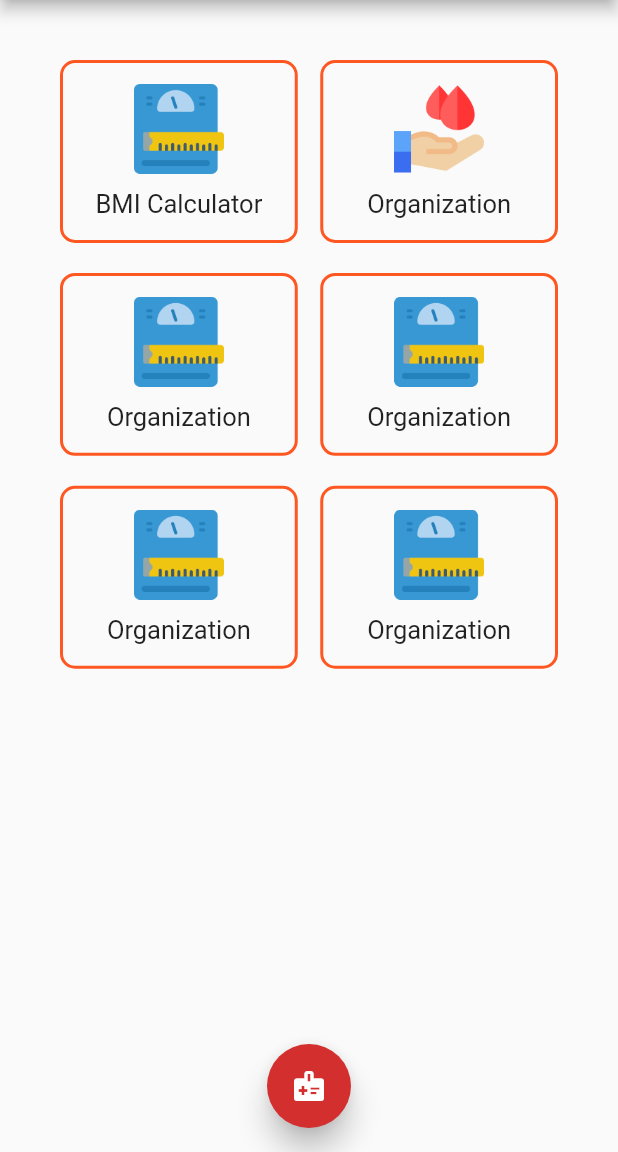
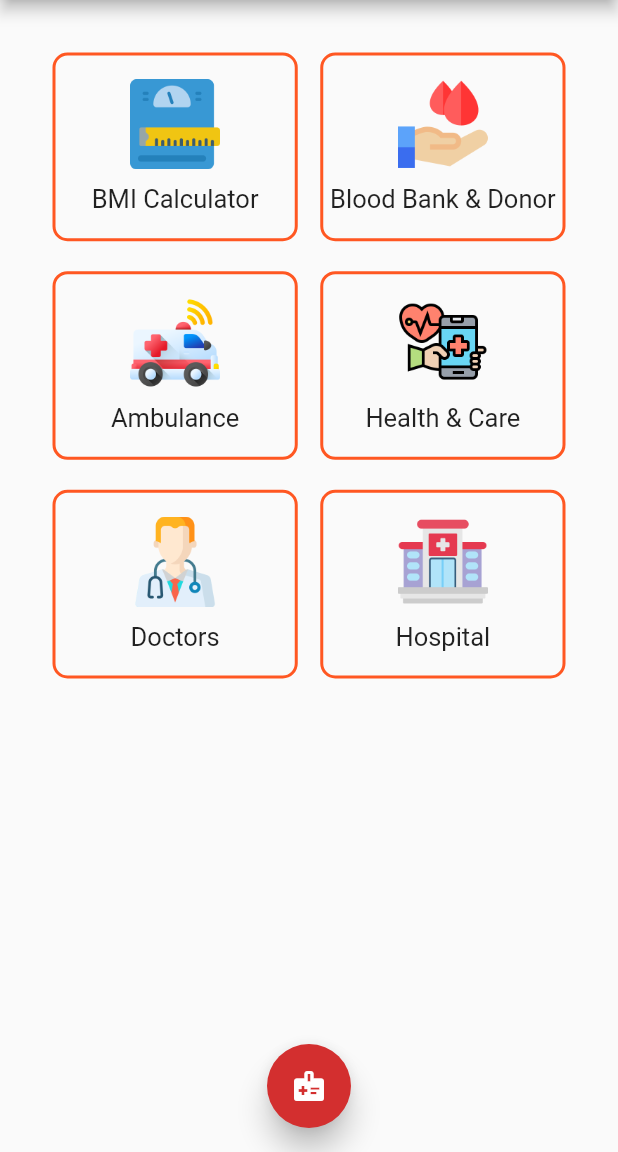
Before and after one commit to marufahmedofficial/MediTech_project_UITS, a Flutter app: the screen it shows after launch, on a phone screen of 412 x 824 dp, the part 84-1236 px from its top. Run offline on Flutter 3.47's test engine with Material 2 defaults, Android fonts, the phone set to English and light mode, and no system bars.

Commit message:
homepage working and adding

```diff
--- a/lib/pages/homepage.dart
+++ b/lib/pages/homepage.dart
@@ -70,8 +70,9 @@ class _HomePageState extends State<HomePage> {
           // //     )
           // // ),
           child: Padding(
-            padding: const EdgeInsets.all(40.0),
+            padding: const EdgeInsets.all(35.0),
             child: Container(
+
               height: 600,
               child: GridView.count(
                 crossAxisCount: 2,
@@ -84,19 +85,19 @@ class _HomePageState extends State<HomePage> {
                     name: 'BMI Calculator'
                   ),_pageadd(
                      image: 'assets/images/blood-donation.png',
-                    name: 'Organization'
+                    name: 'Blood Bank & Donor'
                   ),_pageadd(
-                     image: 'assets/images/bmi.png',
-                    name: 'Organization'
+                     image: 'assets/images/ambulance.png',
+                    name: 'Ambulance'
                   ),_pageadd(
-                     image: 'assets/images/bmi.png',
-                    name: 'Organization'
+                     image: 'assets/images/health.png',
+                    name: 'Health & Care'
                   ),_pageadd(
-                     image: 'assets/images/bmi.png',
-                    name: 'Organization'
+                     image: 'assets/images/doctor.png',
+                    name: 'Doctors'
                   ),_pageadd(
-                     image: 'assets/images/bmi.png',
-                    name: 'Organization'
+                     image: 'assets/images/hospital.png',
+                    name: 'Hospital'
                   ),
 
                 ],
```
Also changed, not shown: assets/images/hospital.png (added).
